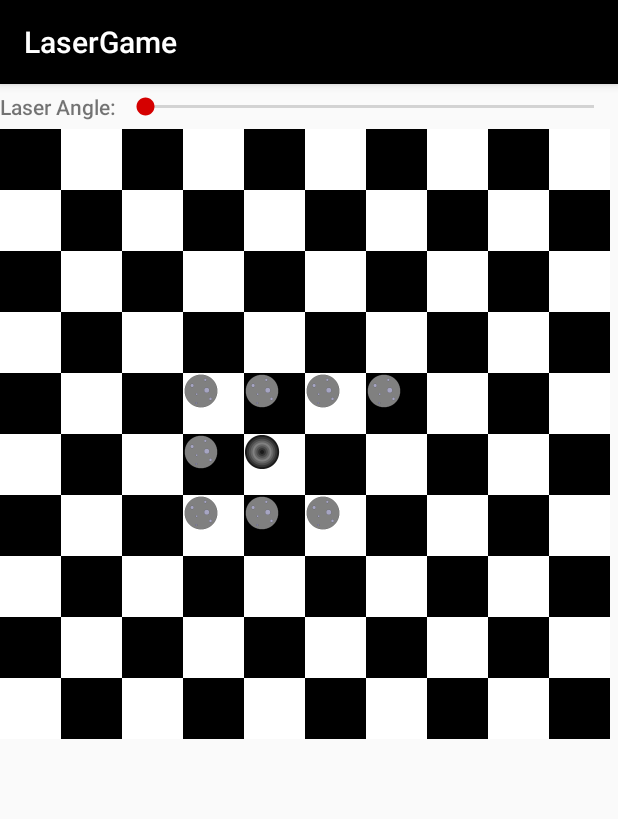
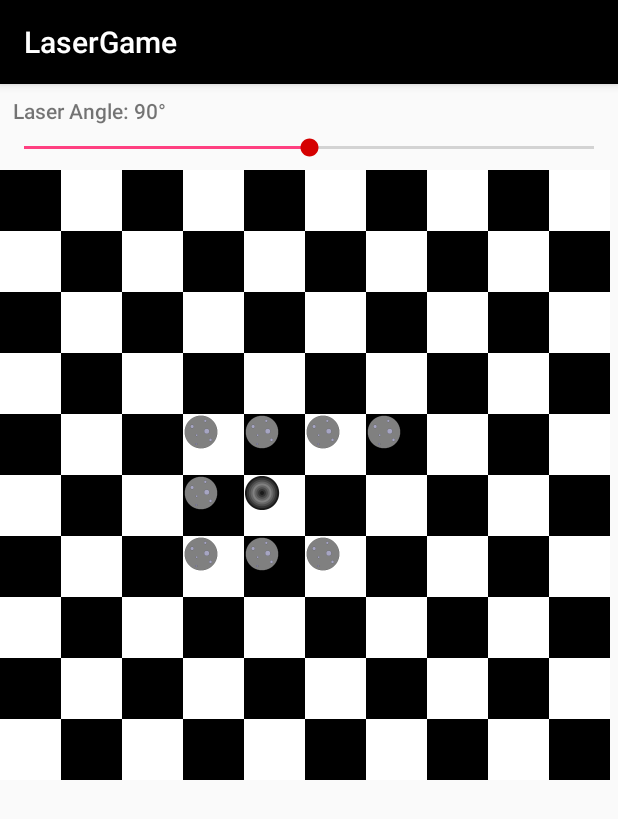
Before and after one commit to eglocc/LaserGame, an Android app: the screen it shows after launch (MainActivity), on a phone screen of 412 x 824 dp. Shown: the top 819 px of the screen. Run offline under Robolectric (Android 15) with nearby library versions, the phone set to English and light mode, and no system bars.

Commit message:
Set laser angle via slider

```diff
--- a/app/src/main/java/com/ergizgizer/lasergame/MainActivity.java
+++ b/app/src/main/java/com/ergizgizer/lasergame/MainActivity.java
@@ -4,20 +4,51 @@ import android.app.FragmentTransaction;
 import android.os.Bundle;
 import android.support.v7.app.AppCompatActivity;
 import android.util.Log;
+import android.widget.SeekBar;
+import android.widget.TextView;
 
 public class MainActivity extends AppCompatActivity implements MyStrings, ChessBoard.BoardListener {
 
     private static final String TAG = MainActivity.class.getSimpleName();
 
+    private SeekBar mLaserAngleSlider;
+
     private BoardModel mBoardModel;
     private BoardFragment mBoardFragment;
+    private int mAngle;
 
     @Override
     protected void onCreate(Bundle savedInstanceState) {
         super.onCreate(savedInstanceState);
         setContentView(R.layout.activity_main);
 
+        mLaserAngleSlider = (SeekBar) findViewById(R.id.laser_angle_slider);
+
         mBoardModel = new BoardModel();
+
+        mLaserAngleSlider.setOnSeekBarChangeListener(new SeekBar.OnSeekBarChangeListener() {
+
+            TextView angleInDegrees = (TextView) findViewById(R.id.laser_angle_in_degrees);
+
+            @Override
+            public void onProgressChanged(SeekBar seekBar, int progress, boolean fromUser) {
+                if (fromUser) {
+                    mAngle = progress;
+                }
+            }
+
+            @Override
+            public void onStartTrackingTouch(SeekBar seekBar) {
+
+            }
+
+            @Override
+            public void onStopTrackingTouch(SeekBar seekBar) {
+                angleInDegrees.setText(Integer.toString(mAngle) + "°");
+                mBoardModel.getmLaser().setmAngle(mAngle);
+            }
+        });
+
         updateBoard();
 
     }
@@ -52,7 +83,9 @@ public class MainActivity extends AppCompatActivity implements MyStrings, ChessB
             laser.setmSourceTile(row, col);
             laser.initLaser(x0, x1, y0, y1);
         } else {
-            mBoardModel.setmLaser(new Laser(mBoardModel.getObjects()));
+            Laser newLaser = new Laser(mBoardModel.getObjects());
+            newLaser.setmAngle(mAngle);
+            mBoardModel.setmLaser(newLaser);
         }
         laser.setOn(!wasOn);
         updateBoard();
--- a/app/src/main/res/layout/activity_main.xml
+++ b/app/src/main/res/layout/activity_main.xml
@@ -4,27 +4,44 @@
     android:layout_width="match_parent"
     android:layout_height="match_parent">
 
-    <LinearLayout
+    <RelativeLayout
         android:id="@+id/laser_angle_panel"
+        android:orientation="vertical"
         android:layout_width="match_parent"
-        android:layout_height="wrap_content">
+        android:layout_height="wrap_content"
+        android:layout_marginTop="@dimen/margin_from_sides">
 
         <TextView
+            android:id="@+id/laser_angle_indicator"
             android:layout_width="wrap_content"
-            android:layout_height="match_parent"
-            android:text="Laser Angle: "
+            android:layout_height="wrap_content"
+            android:layout_marginLeft="@dimen/margin_from_sides"
             android:gravity="center"
+            android:text="@string/laser_angle_indicator"
             android:fontFamily="sans-serif-medium" />
 
         <SeekBar
-            android:id="@+id/angle_slider"
+            android:id="@+id/laser_angle_slider"
             android:layout_width="match_parent"
             android:layout_height="wrap_content"
             android:minHeight="30dp"
             android:maxHeight="50dp"
-            android:thumbTint="@color/laser_red" />
+            android:thumbTint="@color/laser_red"
+            android:progress="90"
+            android:max="180"
+            android:layout_below="@id/laser_angle_indicator" />
 
-    </LinearLayout>
+        <TextView
+            android:id="@+id/laser_angle_in_degrees"
+            android:layout_width="wrap_content"
+            android:layout_height="wrap_content"
+            android:paddingLeft="4dp"
+            android:text="90°"
+            android:gravity="center"
+            android:fontFamily="sans-serif-medium"
+            android:layout_toRightOf="@id/laser_angle_indicator" />
+
+    </RelativeLayout>
 
 
     <FrameLayout
--- a/app/src/main/res/values/dimens.xml
+++ b/app/src/main/res/values/dimens.xml
@@ -1,6 +1,6 @@
 <?xml version="1.0" encoding="utf-8"?>
 <resources>
 
-    <dimen name="board_width">50px</dimen>
-    <dimen name="board_height">50px</dimen>
+    <dimen name="margin_from_sides">8dp</dimen>
+
 </resources>
```
